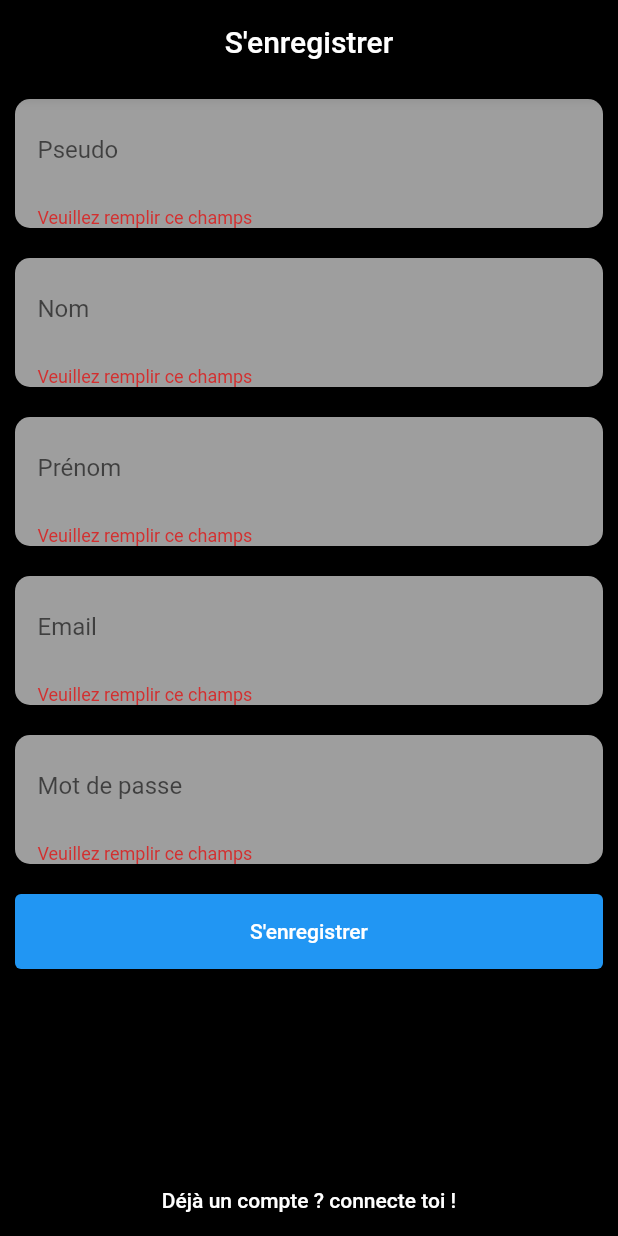
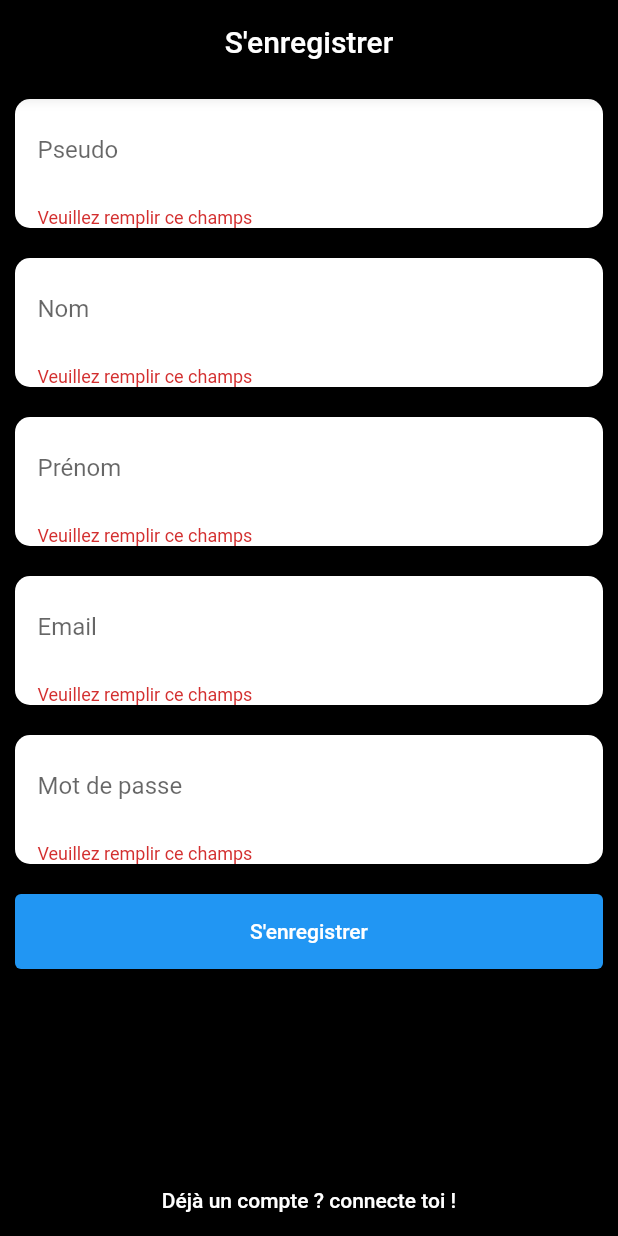
Before and after one commit to ShareMyCodeSocialNetwork/Flutter_APP, a Flutter app: the Sign_up screen opened directly, after a tap on an icon or button, on a phone screen of 412 x 824 dp. Run offline on Flutter 3.47's test engine with Material 2 defaults, Android fonts, the phone set to English and light mode, and no system bars; statements that could not run were skipped.

Commit message:
:lipstick: refacto et design

```diff
--- a/lib/page/home.dart
+++ b/lib/page/home.dart
@@ -18,7 +18,7 @@ class _HomeState extends State<Home> {
   Widget build(BuildContext context) {
     return Scaffold(
       appBar: AppBar(
-        title: const Text('Title'),
+        title: const Text('CodeBack'),
         backgroundColor: Colors.blueGrey,
         automaticallyImplyLeading: true,//boutton retour sur lappbar
       ),
@@ -45,7 +45,7 @@ class _HomeState extends State<Home> {
             ),
           ),
           BottomNavigationBarItem(
-            label: 'Group',
+            label: 'Projet',
             icon: Icon(
               Icons.group,
               size: 20,
--- a/lib/page/sign_in_up/sing_up.dart
+++ b/lib/page/sign_in_up/sing_up.dart
@@ -1,9 +1,11 @@
 import 'package:flutter/material.dart';
 import 'package:flutter_app/page/sign_in_up/sign_in.dart';
+import 'package:flutter_app/web/global.dart' as global;
 import 'package:flutter_app/web/use_case/user/entities/user_request.dart';
-import 'package:flutter_app/web/use_case/user/query/user_query.dart';
+import 'package:flutter_app/web/use_case/user/query/user_query.dart'
+    as userQuery;
 
-import '../../web/use_case/user/command/user_command.dart';
+import '../../web/use_case/user/command/user_command.dart' as userCommand;
 
 class Sign_up extends StatefulWidget {
   const Sign_up({Key? key}) : super(key: key);
@@ -14,8 +16,6 @@ class Sign_up extends StatefulWidget {
 
 class _Sign_upState extends State<Sign_up> {
   final _formKey = GlobalKey<FormState>();
-  var userCommand = new UserCommand();
-  var userQuery = new UserQuery();
   var userRequest = new UserRequest();
 
   @override
@@ -66,11 +66,6 @@ class _Sign_upState extends State<Sign_up> {
       validator: (value) {
         if (value == null || value.isEmpty) {
           return 'Veuillez remplir ce champs';
-        } else {
-          //todo a voir, le async il aime pas
-          /*if (await userQuery.pseudoExist(value) == true) {
-            return 'Pseudo déjà pris !';
-        }*/
         }
         return null;
       },
@@ -150,7 +145,7 @@ class _Sign_upState extends State<Sign_up> {
         children: <Widget>[
           Container(
             decoration: BoxDecoration(
-              color: Colors.grey,
+              color: Colors.white,
               borderRadius: new BorderRadius.circular(10.0),
             ),
             child: Padding(
@@ -196,9 +191,16 @@ class _Sign_upState extends State<Sign_up> {
                 ScaffoldMessenger.of(context).showSnackBar(
                   const SnackBar(content: Text('Pseudo déjà pris !')),
                 );
+              } else if (await userQuery
+                      .emailExist(userRequest.email.toString()) ==
+                  true) {
+                ScaffoldMessenger.of(context).showSnackBar(
+                  const SnackBar(
+                      content: Text('Un compte existe avec cette Email !')),
+                );
               } else {
                 var response = await userCommand.createUser(userRequest);
-                if (await userQuery.userExist(response.id) == true) {
+                if (await userQuery.userExist(response.id!) == true) {
                   ScaffoldMessenger.of(context).showSnackBar(
                     const SnackBar(content: Text('Enregistrement en cours...')),
                   );
@@ -207,9 +209,11 @@ class _Sign_upState extends State<Sign_up> {
                       return Sign_in();
                     }),
                   );
-                }else{
+                } else {
                   ScaffoldMessenger.of(context).showSnackBar(
-                    const SnackBar(content: Text('Erreur lors de la création du compte...')),
+                    const SnackBar(
+                        content:
+                            Text('Erreur lors de la création du compte...')),
                   );
                 }
               }
@@ -220,7 +224,7 @@ class _Sign_upState extends State<Sign_up> {
             style: TextStyle(color: Colors.white),
           ),
           style: ElevatedButton.styleFrom(
-              onPrimary: Colors.black, primary: Colors.blue),
+              onPrimary: Colors.red, primary: global.buttonColor),
         ),
       ),
     );
@@ -253,7 +257,7 @@ class _Sign_upState extends State<Sign_up> {
       padding: EdgeInsets.all(10),
       child: Container(
         decoration: BoxDecoration(
-          color: Colors.grey,
+          color: Colors.white,
           borderRadius: new BorderRadius.circular(10.0),
         ),
         child: Padding(
```
Also changed, not shown: lib/page/sign_in_up/sign_in.dart (+6 -5 lines).
